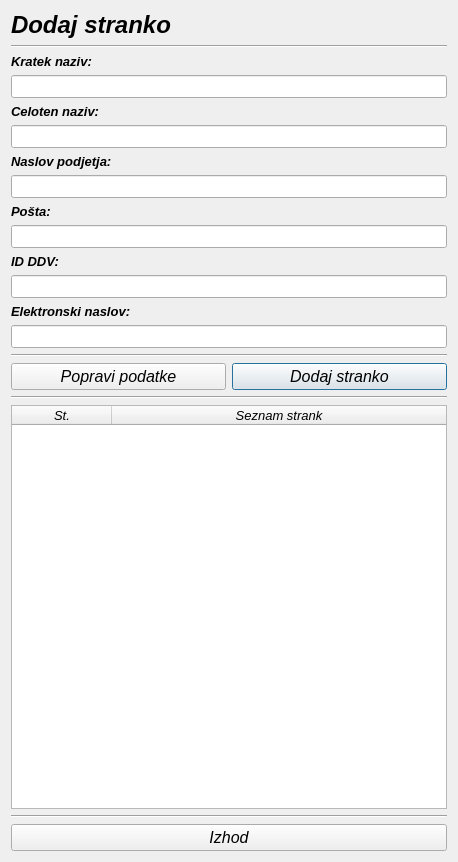
This is dodajpodjetje.ui in MaxMaxy/racun as Qt 5 draws it before an edit. The edited form follows.
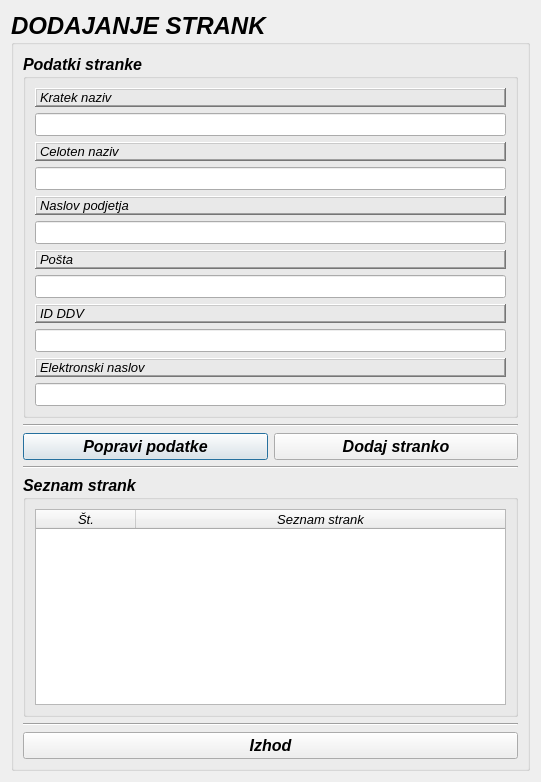
This is the edited form.

Patch:
```diff
--- a/dodajpodjetje.ui
+++ b/dodajpodjetje.ui
@@ -6,8 +6,8 @@
    <rect>
     <x>0</x>
     <y>0</y>
-    <width>458</width>
-    <height>862</height>
+    <width>541</width>
+    <height>782</height>
    </rect>
   </property>
   <property name="font">
@@ -25,60 +25,68 @@
   <property name="windowTitle">
    <string>Dialog</string>
   </property>
+  <layout class="QGridLayout" name="gridLayout_4">
+   <item row="0" column="0">
+    <widget class="QGroupBox" name="groupBox">
+     <property name="font">
+      <font>
+       <pointsize>18</pointsize>
+       <weight>75</weight>
+       <italic>true</italic>
+       <bold>true</bold>
+      </font>
+     </property>
+     <property name="title">
+      <string>DODAJANJE STRANK</string>
+     </property>
+     <property name="flat">
+      <bool>true</bool>
+     </property>
+     <layout class="QGridLayout" name="gridLayout_3">
+      <item row="0" column="0">
+       <widget class="QGroupBox" name="groupBox_2">
+        <property name="font">
+         <font>
+          <family>MS Sans Serif</family>
+          <pointsize>12</pointsize>
+          <weight>75</weight>
+          <italic>true</italic>
+          <bold>true</bold>
+         </font>
+        </property>
+        <property name="title">
+         <string>Podatki stranke</string>
+        </property>
   <layout class="QGridLayout" name="gridLayout">
-   <item row="18" column="1" colspan="2">
-    <widget class="QTreeWidget" name="treeWidget">
+         <item row="0" column="0">
+          <layout class="QVBoxLayout" name="verticalLayout">
+           <item>
+            <widget class="QLabel" name="label_2">
      <property name="font">
       <font>
        <family>MS Sans Serif</family>
        <pointsize>10</pointsize>
+               <weight>50</weight>
        <italic>true</italic>
-      </font>
-     </property>
-     <property name="styleSheet">
-      <string notr="true">gridline-color: rgb(176, 176, 176);
-QHeaderView::section{padding:7px 15px}</string>
-     </property>
-     <property name="midLineWidth">
-      <number>0</number>
-     </property>
-     <property name="uniformRowHeights">
-      <bool>true</bool>
-     </property>
-     <column>
+               <bold>false</bold>
+              </font>
+             </property>
+             <property name="frameShape">
+              <enum>QFrame::WinPanel</enum>
+             </property>
+             <property name="frameShadow">
+              <enum>QFrame::Raised</enum>
+             </property>
       <property name="text">
-       <string>St.</string>
-      </property>
-      <property name="font">
-       <font>
-        <family>MS Sans Serif</family>
-        <pointsize>10</pointsize>
-        <italic>true</italic>
-       </font>
-      </property>
-      <property name="textAlignment">
-       <set>AlignCenter</set>
-      </property>
-     </column>
-     <column>
-      <property name="text">
-       <string>Seznam strank</string>
-      </property>
-      <property name="font">
-       <font>
-        <family>MS Sans Serif</family>
-        <pointsize>10</pointsize>
-        <italic>true</italic>
-       </font>
-      </property>
-      <property name="textAlignment">
-       <set>AlignCenter</set>
-      </property>
-     </column>
-    </widget>
-   </item>
-   <item row="8" column="1">
-    <widget class="QLabel" name="label_7">
+              <string>Kratek naziv</string>
+             </property>
+             <property name="buddy">
+              <cstring>lineEdit_kNaziv</cstring>
+             </property>
+            </widget>
+           </item>
+           <item>
+            <widget class="QLineEdit" name="lineEdit_kNaziv">
      <property name="font">
       <font>
        <family>MS Sans Serif</family>
@@ -88,127 +96,165 @@
        <bold>true</bold>
       </font>
      </property>
-     <property name="text">
-      <string>Pošta:</string>
-     </property>
-     <property name="buddy">
-      <cstring>lineEdit_posta</cstring>
-     </property>
-    </widget>
-   </item>
-   <item row="9" column="1" colspan="2">
-    <widget class="QLineEdit" name="lineEdit_posta">
+            </widget>
+           </item>
+          </layout>
+         </item>
+         <item row="1" column="0">
+          <layout class="QVBoxLayout" name="verticalLayout_2">
+           <item>
+            <widget class="QLabel" name="label_6">
      <property name="font">
       <font>
        <family>MS Sans Serif</family>
        <pointsize>10</pointsize>
+               <weight>50</weight>
        <italic>true</italic>
-      </font>
-     </property>
-    </widget>
-   </item>
-   <item row="14" column="1" colspan="2">
-    <widget class="Line" name="line_3">
-     <property name="font">
-      <font>
-       <family>MS Sans Serif</family>
-       <italic>true</italic>
-      </font>
-     </property>
-     <property name="orientation">
-      <enum>Qt::Horizontal</enum>
-     </property>
-    </widget>
-   </item>
-   <item row="0" column="1">
-    <widget class="QLabel" name="label">
+               <bold>false</bold>
+              </font>
+             </property>
+             <property name="frameShape">
+              <enum>QFrame::WinPanel</enum>
+             </property>
+             <property name="frameShadow">
+              <enum>QFrame::Raised</enum>
+             </property>
+             <property name="text">
+              <string>Celoten naziv</string>
+             </property>
+             <property name="buddy">
+              <cstring>lineEdit_cNaziv</cstring>
+             </property>
+            </widget>
+           </item>
+           <item>
+            <widget class="QLineEdit" name="lineEdit_cNaziv">
      <property name="font">
       <font>
        <family>MS Sans Serif</family>
-       <pointsize>18</pointsize>
+               <pointsize>10</pointsize>
        <weight>75</weight>
        <italic>true</italic>
        <bold>true</bold>
       </font>
      </property>
-     <property name="text">
-      <string>Dodaj stranko</string>
-     </property>
-    </widget>
-   </item>
-   <item row="6" column="1">
+            </widget>
+           </item>
+          </layout>
+         </item>
+         <item row="2" column="0">
+          <layout class="QVBoxLayout" name="verticalLayout_3">
+           <item>
     <widget class="QLabel" name="label_3">
      <property name="font">
       <font>
        <family>MS Sans Serif</family>
        <pointsize>10</pointsize>
-       <weight>75</weight>
+               <weight>50</weight>
        <italic>true</italic>
-       <bold>true</bold>
-      </font>
-     </property>
+               <bold>false</bold>
+              </font>
+             </property>
+             <property name="frameShape">
+              <enum>QFrame::WinPanel</enum>
+             </property>
+             <property name="frameShadow">
+              <enum>QFrame::Raised</enum>
+             </property>
      <property name="text">
-      <string>Naslov podjetja:</string>
+              <string>Naslov podjetja</string>
      </property>
      <property name="buddy">
       <cstring>lineEdit_naslov</cstring>
      </property>
     </widget>
    </item>
-   <item row="3" column="1" colspan="2">
-    <widget class="QLineEdit" name="lineEdit_kNaziv">
-     <property name="font">
-      <font>
-       <family>MS Sans Serif</family>
-       <pointsize>10</pointsize>
-       <italic>true</italic>
-      </font>
-     </property>
-    </widget>
-   </item>
-   <item row="7" column="1" colspan="2">
+           <item>
     <widget class="QLineEdit" name="lineEdit_naslov">
      <property name="font">
       <font>
        <family>MS Sans Serif</family>
        <pointsize>10</pointsize>
+               <weight>75</weight>
        <italic>true</italic>
+               <bold>true</bold>
       </font>
      </property>
     </widget>
    </item>
-   <item row="11" column="1" colspan="2">
-    <widget class="QLineEdit" name="lineEdit_ddv">
+          </layout>
+         </item>
+         <item row="3" column="0">
+          <layout class="QVBoxLayout" name="verticalLayout_4">
+           <item>
+            <widget class="QLabel" name="label_7">
      <property name="font">
       <font>
        <family>MS Sans Serif</family>
        <pointsize>10</pointsize>
+               <weight>50</weight>
        <italic>true</italic>
-      </font>
-     </property>
-    </widget>
-   </item>
-   <item row="10" column="1">
+               <bold>false</bold>
+              </font>
+             </property>
+             <property name="frameShape">
+              <enum>QFrame::WinPanel</enum>
+             </property>
+             <property name="frameShadow">
+              <enum>QFrame::Raised</enum>
+             </property>
+             <property name="text">
+              <string>Pošta</string>
+             </property>
+             <property name="buddy">
+              <cstring>lineEdit_posta</cstring>
+             </property>
+            </widget>
+           </item>
+           <item>
+            <widget class="QLineEdit" name="lineEdit_posta">
+             <property name="font">
+              <font>
+               <family>MS Sans Serif</family>
+               <pointsize>10</pointsize>
+               <weight>75</weight>
+               <italic>true</italic>
+               <bold>true</bold>
+              </font>
+             </property>
+            </widget>
+           </item>
+          </layout>
+         </item>
+         <item row="4" column="0">
+          <layout class="QVBoxLayout" name="verticalLayout_5">
+           <item>
     <widget class="QLabel" name="label_4">
      <property name="font">
       <font>
        <family>MS Sans Serif</family>
        <pointsize>10</pointsize>
-       <weight>75</weight>
+               <weight>50</weight>
        <italic>true</italic>
-       <bold>true</bold>
-      </font>
-     </property>
+               <bold>false</bold>
+              </font>
+             </property>
+             <property name="frameShape">
+              <enum>QFrame::WinPanel</enum>
+             </property>
+             <property name="frameShadow">
+              <enum>QFrame::Raised</enum>
+             </property>
      <property name="text">
-      <string>ID DDV:</string>
+              <string>ID DDV</string>
      </property>
      <property name="buddy">
       <cstring>lineEdit_ddv</cstring>
      </property>
     </widget>
    </item>
-   <item row="4" column="1">
-    <widget class="QLabel" name="label_6">
+           <item>
+            <widget class="QLineEdit" name="lineEdit_ddv">
      <property name="font">
       <font>
        <family>MS Sans Serif</family>
@@ -218,80 +264,66 @@
        <bold>true</bold>
       </font>
      </property>
-     <property name="text">
-      <string>Celoten naziv:</string>
-     </property>
-     <property name="buddy">
-      <cstring>lineEdit_cNaziv</cstring>
-     </property>
-    </widget>
-   </item>
-   <item row="5" column="1" colspan="2">
-    <widget class="QLineEdit" name="lineEdit_cNaziv">
-     <property name="font">
-      <font>
-       <family>MS Sans Serif</family>
-       <pointsize>10</pointsize>
-       <italic>true</italic>
-      </font>
-     </property>
-    </widget>
-   </item>
-   <item row="2" column="1">
-    <widget class="QLabel" name="label_2">
-     <property name="font">
-      <font>
-       <family>MS Sans Serif</family>
-       <pointsize>10</pointsize>
-       <weight>75</weight>
-       <italic>true</italic>
-       <bold>true</bold>
-      </font>
-     </property>
-     <property name="text">
-      <string>Kratek naziv:</string>
-     </property>
-     <property name="buddy">
-      <cstring>lineEdit_kNaziv</cstring>
-     </property>
-    </widget>
-   </item>
-   <item row="12" column="1">
+            </widget>
+           </item>
+          </layout>
+         </item>
+         <item row="5" column="0">
+          <layout class="QVBoxLayout" name="verticalLayout_6">
+           <item>
     <widget class="QLabel" name="label_5">
      <property name="font">
       <font>
        <family>MS Sans Serif</family>
        <pointsize>10</pointsize>
-       <weight>75</weight>
+               <weight>50</weight>
        <italic>true</italic>
-       <bold>true</bold>
-      </font>
-     </property>
+               <bold>false</bold>
+              </font>
+             </property>
+             <property name="frameShape">
+              <enum>QFrame::WinPanel</enum>
+             </property>
+             <property name="frameShadow">
+              <enum>QFrame::Raised</enum>
+             </property>
      <property name="text">
-      <string>Elektronski naslov:</string>
+              <string>Elektronski naslov</string>
      </property>
      <property name="buddy">
       <cstring>lineEdit_email</cstring>
      </property>
     </widget>
    </item>
-   <item row="13" column="1" colspan="2">
+           <item>
     <widget class="QLineEdit" name="lineEdit_email">
      <property name="font">
       <font>
        <family>MS Sans Serif</family>
        <pointsize>10</pointsize>
+               <weight>75</weight>
        <italic>true</italic>
+               <bold>true</bold>
       </font>
      </property>
     </widget>
    </item>
-   <item row="20" column="1" colspan="2">
-    <widget class="Line" name="line">
+          </layout>
+         </item>
+        </layout>
+       </widget>
+      </item>
+      <item row="1" column="0">
+       <layout class="QVBoxLayout" name="verticalLayout_7">
+        <item>
+         <widget class="Line" name="line_3">
      <property name="font">
       <font>
        <family>MS Sans Serif</family>
+            <pointsize>18</pointsize>
+            <weight>75</weight>
        <italic>true</italic>
+            <bold>true</bold>
       </font>
      </property>
      <property name="orientation">
@@ -299,27 +331,17 @@
      </property>
     </widget>
    </item>
-   <item row="16" column="2">
-    <widget class="QPushButton" name="pushButton_dodajPodjetje">
-     <property name="font">
-      <font>
-       <family>MS Sans Serif</family>
-       <pointsize>12</pointsize>
-       <italic>true</italic>
-      </font>
-     </property>
-     <property name="text">
-      <string>Dodaj stranko</string>
-     </property>
-    </widget>
-   </item>
-   <item row="16" column="1">
+        <item>
+         <layout class="QHBoxLayout" name="horizontalLayout">
+          <item>
     <widget class="QPushButton" name="pushButton_popraviPodatke">
      <property name="font">
       <font>
        <family>MS Sans Serif</family>
        <pointsize>12</pointsize>
+              <weight>75</weight>
        <italic>true</italic>
+              <bold>true</bold>
       </font>
      </property>
      <property name="text">
@@ -327,12 +349,33 @@
      </property>
     </widget>
    </item>
-   <item row="17" column="1" colspan="2">
+          <item>
+           <widget class="QPushButton" name="pushButton_dodajPodjetje">
+            <property name="font">
+             <font>
+              <family>MS Sans Serif</family>
+              <pointsize>12</pointsize>
+              <weight>75</weight>
+              <italic>true</italic>
+              <bold>true</bold>
+             </font>
+            </property>
+            <property name="text">
+             <string>Dodaj stranko</string>
+            </property>
+           </widget>
+          </item>
+         </layout>
+        </item>
+        <item>
     <widget class="Line" name="line_4">
      <property name="font">
       <font>
        <family>MS Sans Serif</family>
+            <pointsize>18</pointsize>
+            <weight>75</weight>
        <italic>true</italic>
+            <bold>true</bold>
       </font>
      </property>
      <property name="orientation">
@@ -340,31 +383,120 @@
      </property>
     </widget>
    </item>
-   <item row="1" column="1" colspan="2">
-    <widget class="Line" name="line_2">
+       </layout>
+      </item>
+      <item row="2" column="0">
+       <layout class="QVBoxLayout" name="verticalLayout_9">
+        <item>
+         <widget class="QGroupBox" name="groupBox_3">
      <property name="font">
       <font>
        <family>MS Sans Serif</family>
+            <pointsize>12</pointsize>
+            <weight>75</weight>
        <italic>true</italic>
-      </font>
-     </property>
+            <bold>true</bold>
+           </font>
+          </property>
+          <property name="title">
+           <string>Seznam strank</string>
+          </property>
+          <layout class="QGridLayout" name="gridLayout_2">
+           <item row="0" column="0">
+            <widget class="QTreeWidget" name="treeWidget">
+             <property name="font">
+              <font>
+               <family>MS Sans Serif</family>
+               <pointsize>10</pointsize>
+               <weight>50</weight>
+               <italic>true</italic>
+               <bold>false</bold>
+              </font>
+             </property>
+             <property name="styleSheet">
+              <string notr="true">gridline-color: rgb(176, 176, 176);
+QHeaderView::section{padding:7px 15px}</string>
+             </property>
+             <property name="midLineWidth">
+              <number>0</number>
+             </property>
+             <property name="uniformRowHeights">
+              <bool>true</bool>
+             </property>
+             <column>
+              <property name="text">
+               <string>Št.</string>
+              </property>
+              <property name="font">
+               <font>
+                <family>MS Sans Serif</family>
+                <pointsize>10</pointsize>
+                <italic>true</italic>
+               </font>
+              </property>
+              <property name="textAlignment">
+               <set>AlignCenter</set>
+              </property>
+             </column>
+             <column>
+              <property name="text">
+               <string>Seznam strank</string>
+              </property>
+              <property name="font">
+               <font>
+                <family>MS Sans Serif</family>
+                <pointsize>10</pointsize>
+                <italic>true</italic>
+               </font>
+              </property>
+              <property name="textAlignment">
+               <set>AlignCenter</set>
+              </property>
+             </column>
+            </widget>
+           </item>
+          </layout>
+         </widget>
+        </item>
+        <item>
+         <layout class="QVBoxLayout" name="verticalLayout_8">
+          <item>
+           <widget class="Line" name="line">
+            <property name="font">
+             <font>
+              <family>MS Sans Serif</family>
+              <pointsize>18</pointsize>
+              <weight>75</weight>
+              <italic>true</italic>
+              <bold>true</bold>
+             </font>
+            </property>
      <property name="orientation">
       <enum>Qt::Horizontal</enum>
      </property>
     </widget>
    </item>
-   <item row="21" column="1" colspan="2">
+          <item>
     <widget class="QPushButton" name="pushButton_izhod">
      <property name="font">
       <font>
        <family>MS Sans Serif</family>
        <pointsize>12</pointsize>
+              <weight>75</weight>
        <italic>true</italic>
+              <bold>true</bold>
       </font>
      </property>
      <property name="text">
       <string>Izhod</string>
      </property>
+           </widget>
+          </item>
+         </layout>
+        </item>
+       </layout>
+      </item>
+     </layout>
     </widget>
    </item>
   </layout>
```
Lines whose indentation alone changed are shown as unchanged.
